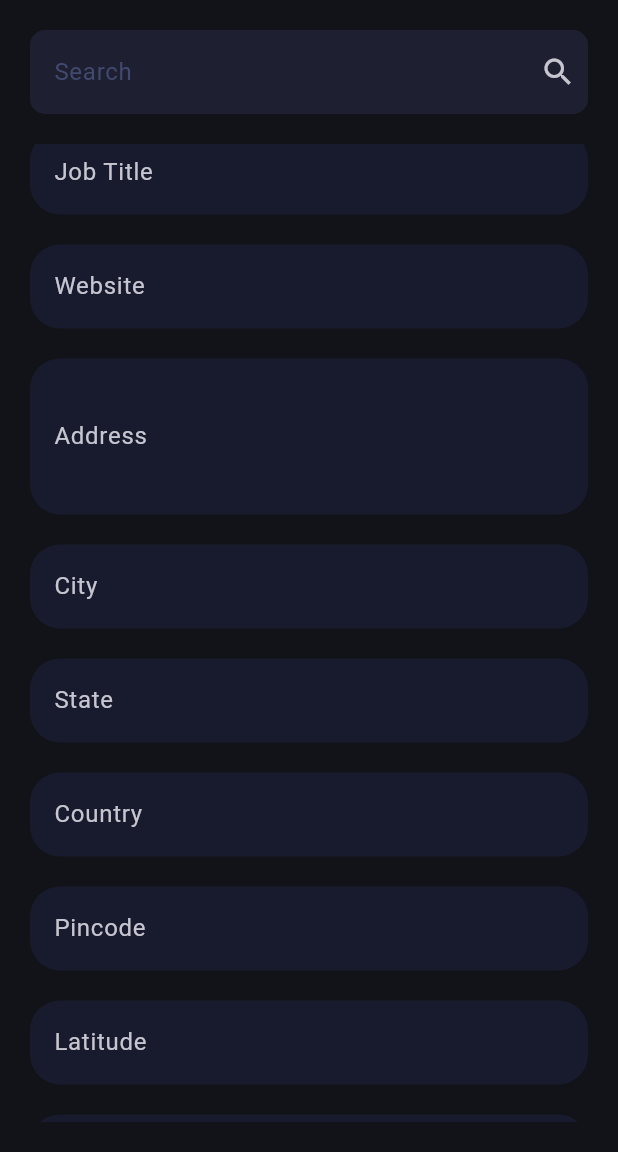
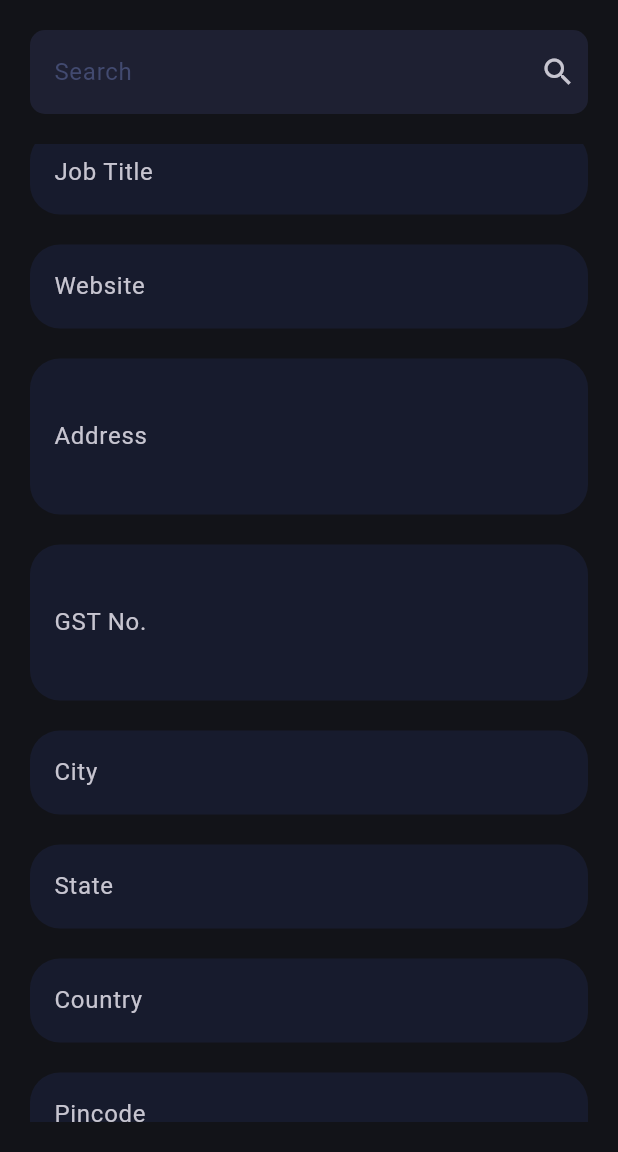
Before and after one commit to luckycreationsindia/business_card_admin, a Flutter app: the AddCustomerScreen screen opened by its route, scrolled down 576 dp, on a phone screen of 412 x 824 dp, the part 84-1236 px from its top. Run offline on Flutter 3.47's test engine with Material 2 defaults, Android fonts, the light colour scheme and no system bars; our stand-ins replace cookie_jar, dio, dio_cookie_manager, flutter_colorpicker, flutter_dotenv, fluttertoast and 4 more; missing offline and left inert: flutter_nfc_kit, ndef; generated files the repository leaves out were written again; network calls fail; statements that could not run were skipped.

Commit message:
*Add GST No

```diff
--- a/lib/src/models/customer.dart
+++ b/lib/src/models/customer.dart
@@ -36,6 +36,7 @@ class Customer extends ChangeNotifier {
   String? email;
   String? website;
   String? address;
+  String? gst;
   String? city;
   String? state;
   String? country;
@@ -67,6 +68,7 @@ class Customer extends ChangeNotifier {
     this.email,
     this.website,
     this.address,
+    this.gst,
     this.city,
     this.state,
     this.country,
@@ -126,6 +128,7 @@ class Customer extends ChangeNotifier {
     bankDetails = customer.bankDetails;
     about = customer.about;
     notes = customer.notes;
+    gst = customer.gst;
     notifyListeners();
   }
 
--- a/lib/src/screens/add_customer.dart
+++ b/lib/src/screens/add_customer.dart
@@ -29,6 +29,7 @@ class _AddCustomerScreenState extends State<AddCustomerScreen> {
   final TextEditingController _companyController = TextEditingController();
   final TextEditingController _jobTitleController = TextEditingController();
   final TextEditingController _addressController = TextEditingController();
+  final TextEditingController _gstController = TextEditingController();
   final TextEditingController _cityController = TextEditingController();
   final TextEditingController _stateController = TextEditingController();
   final TextEditingController _countryController = TextEditingController();
@@ -101,6 +102,13 @@ class _AddCustomerScreenState extends State<AddCustomerScreen> {
       _getTextField(
         label: "Address",
         controller: _addressController,
+        keyboardType: TextInputType.multiline,
+        lines: 3,
+      ),
+      const SizedBox(height: 20),
+      _getTextField(
+        label: "GST No.",
+        controller: _gstController,
         keyboardType: TextInputType.multiline,
         lines: 3,
       ),
@@ -360,6 +368,7 @@ class _AddCustomerScreenState extends State<AddCustomerScreen> {
       whatsapp: _whatsAppController.text,
       email: _emailController.text,
       address: _addressController.text,
+      gst: _gstController.text,
       latitude: num.tryParse(_latitudeController.text),
       longitude: num.tryParse(_longitudeController.text),
       company: _companyController.text,
--- a/lib/src/screens/update_customer.dart
+++ b/lib/src/screens/update_customer.dart
@@ -34,6 +34,7 @@ class _UpdateCustomerScreenState extends State<UpdateCustomerScreen> {
   final TextEditingController _companyController = TextEditingController();
   final TextEditingController _jobTitleController = TextEditingController();
   final TextEditingController _addressController = TextEditingController();
+  final TextEditingController _gstController = TextEditingController();
   final TextEditingController _cityController = TextEditingController();
   final TextEditingController _stateController = TextEditingController();
   final TextEditingController _countryController = TextEditingController();
@@ -179,6 +180,7 @@ class _UpdateCustomerScreenState extends State<UpdateCustomerScreen> {
     _companyController.text = oldData.company ?? '';
     _jobTitleController.text = oldData.jobTitle ?? '';
     _addressController.text = oldData.address ?? '';
+    _gstController.text = oldData.gst ?? '';
     _cityController.text = oldData.city ?? '';
     _stateController.text = oldData.state ?? '';
     _countryController.text = oldData.country ?? '';
@@ -249,6 +251,13 @@ class _UpdateCustomerScreenState extends State<UpdateCustomerScreen> {
       _getTextField(
         label: "Address",
         controller: _addressController,
+        keyboardType: TextInputType.multiline,
+        lines: 3,
+      ),
+      const SizedBox(height: 20),
+      _getTextField(
+        label: "GST No.",
+        controller: _gstController,
         keyboardType: TextInputType.multiline,
         lines: 3,
       ),
@@ -427,6 +436,7 @@ class _UpdateCustomerScreenState extends State<UpdateCustomerScreen> {
         whatsapp: _whatsAppController.text,
         email: _emailController.text,
         address: _addressController.text,
+        gst: _gstController.text,
         latitude: num.tryParse(_latitudeController.text),
         longitude: num.tryParse(_longitudeController.text),
         company: _companyController.text,
```
Also changed, not shown: lib/src/screens/preview.dart (+23 -0 lines), lib/src/models/customer.g.dart.
